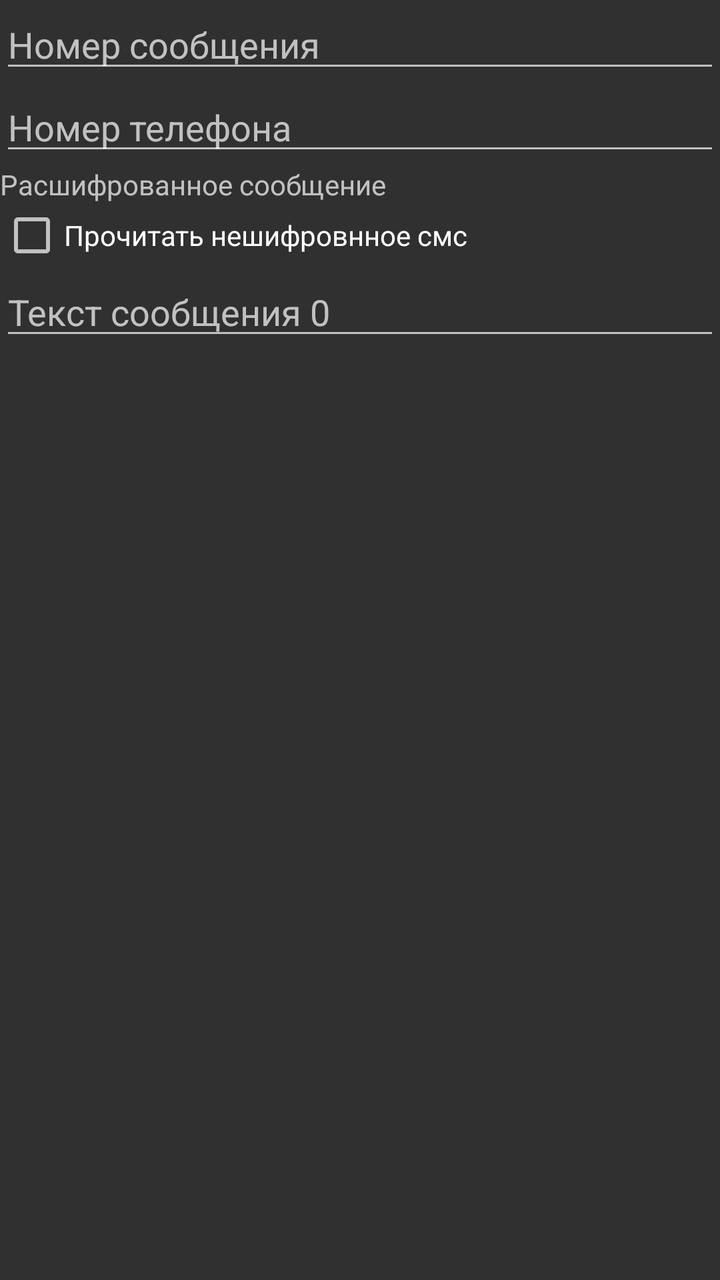
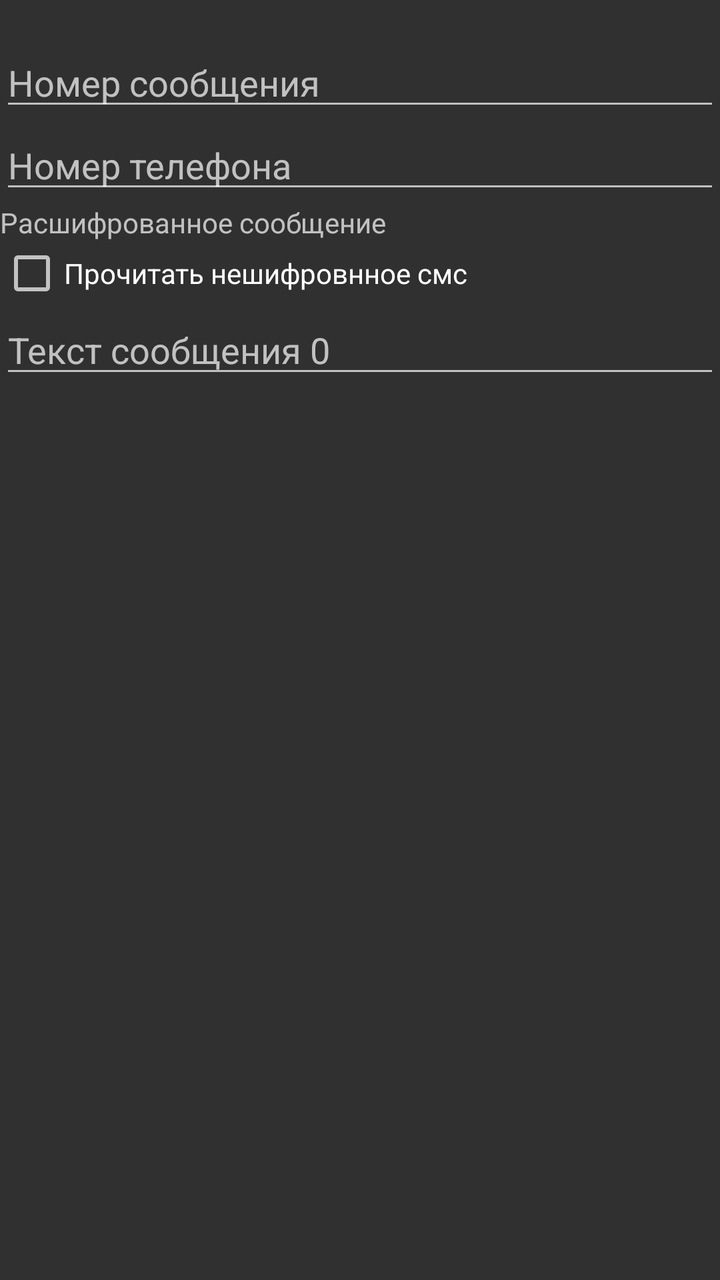

An Android layout rendered at two revisions. The XML below is the earlier revision; the diff shows what the commit changed to produce the second picture.
<!-- AndroidManifest.xml: application theme Theme.AppCompat.NoActionBar -->
<!-- res/layout/activity_decode.xml -->
<?xml version="1.0" encoding="utf-8"?>
<ScrollView
    xmlns:android="http://schemas.android.com/apk/res/android"
    android:layout_width="match_parent"
    android:layout_height="match_parent">
    <androidx.appcompat.widget.LinearLayoutCompat
        layout_width="match_parent"
        layout_height="wrap_content"
        android:orientation="vertical"
        xmlns:android="http://schemas.android.com/apk/res/android"
        xmlns:tools="http://schemas.android.com/tools"
        android:layout_width="match_parent"
        android:layout_height="match_parent"
        android:id="@+id/linearLayout">


        <EditText
            android:id="@+id/EditText2"
            android:layout_width="match_parent"
            android:layout_height="wrap_content"
            android:hint="Номер сообщения" />
        <EditText
            android:id="@+id/EditText3"
            android:layout_width="match_parent"
            android:layout_height="wrap_content"
            android:hint="Номер телефона" />
        <TextView
            android:id="@+id/textView"
            android:layout_width="match_parent"
            android:layout_height="wrap_content"
            android:text="Расшифрованное сообщение" />
        <CheckBox
            android:id="@+id/suppress_encryption"
            android:text="Прочитать нешифровнное смс"
            android:layout_height="wrap_content"
            android:layout_width="match_parent"/>
        <EditText
            android:id="@+id/editTextMessagePart1"
            android:layout_width="match_parent"
            android:layout_height="wrap_content"
            android:hint="Текст сообщения 0" />
    </androidx.appcompat.widget.LinearLayoutCompat>
</ScrollView>
<!-- resources referenced by this layout -->
<resources>

</resources>

<!-- the commit's change to res/layout/activity_decode.xml (unified diff, before → after) -->
@@ -14,6 +14,14 @@
         android:id="@+id/linearLayout">
 
 
+        <TextView
+            android:id="@+id/animation"
+            android:layout_width="match_parent"
+            android:layout_height="wrap_content"
+            android:fontFamily="monospace"
+            android:textColor="#FF0000"
+            android:textAlignment="viewStart"
+            android:textStyle="bold"/>
         <EditText
             android:id="@+id/EditText2"
             android:layout_width="match_parent"
